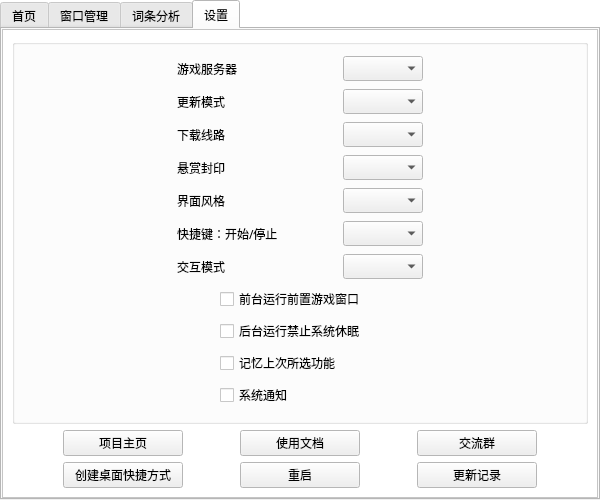
Above: src/ui/mainui.ui from AquamarineCyan/OnmyojiDesktopAssistant before the change. Below: the same form after it.
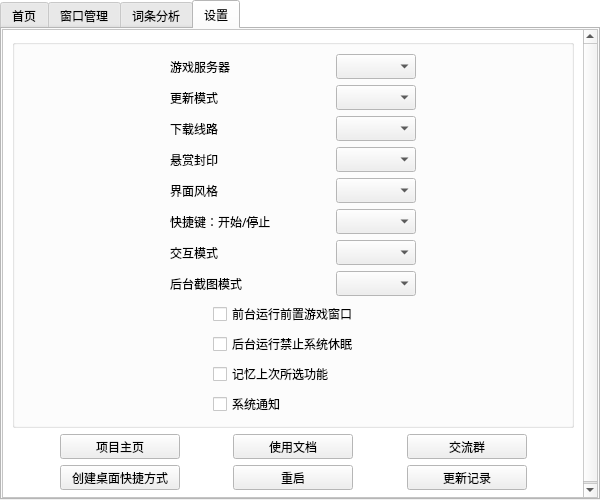
That is the form after the change. The open tabs and pages were chosen to show the change.

Commit message: :sparkles: 新增`PrintWindow`后台截图模式，解决部分设备无法使用默认`BitBlt`截图模式的问题

The edit to the form file:
```diff
--- a/src/ui/mainui.ui
+++ b/src/ui/mainui.ui
@@ -1584,6 +1584,72 @@
                  </item>
                 </layout>
                </item>
+               <item>
+                <layout class="QHBoxLayout" name="horizontalLayout_interaction_backend_screenshot_method" stretch="4,2,0,2,4">
+                 <item>
+                  <spacer name="horizontalSpacer_setting_interaction_backend_screenshot_method">
+                   <property name="orientation">
+                    <enum>Qt::Orientation::Horizontal</enum>
+                   </property>
+                   <property name="sizeHint" stdset="0">
+                    <size>
+                     <width>40</width>
+                     <height>20</height>
+                    </size>
+                   </property>
+                  </spacer>
+                 </item>
+                 <item>
+                  <widget class="QLabel" name="setting_interaction_backend_screenshot_method_label">
+                   <property name="minimumSize">
+                    <size>
+                     <width>120</width>
+                     <height>0</height>
+                    </size>
+                   </property>
+                   <property name="text">
+                    <string>后台截图模式</string>
+                   </property>
+                  </widget>
+                 </item>
+                 <item>
+                  <spacer name="horizontalSpacer_setting_interaction_backend_screenshot_method_2">
+                   <property name="orientation">
+                    <enum>Qt::Orientation::Horizontal</enum>
+                   </property>
+                   <property name="sizeHint" stdset="0">
+                    <size>
+                     <width>40</width>
+                     <height>20</height>
+                    </size>
+                   </property>
+                  </spacer>
+                 </item>
+                 <item>
+                  <widget class="QComboBox" name="setting_interaction_backend_screenshot_method_comboBox">
+                   <property name="minimumSize">
+                    <size>
+                     <width>80</width>
+                     <height>0</height>
+                    </size>
+                   </property>
+                  </widget>
+                 </item>
+                 <item>
+                  <spacer name="horizontalSpacer_setting_interaction_backend_screenshot_method_3">
+                   <property name="orientation">
+                    <enum>Qt::Orientation::Horizontal</enum>
+                   </property>
+                   <property name="sizeHint" stdset="0">
+                    <size>
+                     <width>40</width>
+                     <height>20</height>
+                    </size>
+                   </property>
+                  </spacer>
+                 </item>
+                </layout>
+               </item>
                <item>
                 <layout class="QHBoxLayout" name="horizontalLayout_setting_interaction_mode_frontend">
                  <item>
```
Left out of the diff: 10 changed lines with no effect on the pictures. The commit also changes 5 other files.
